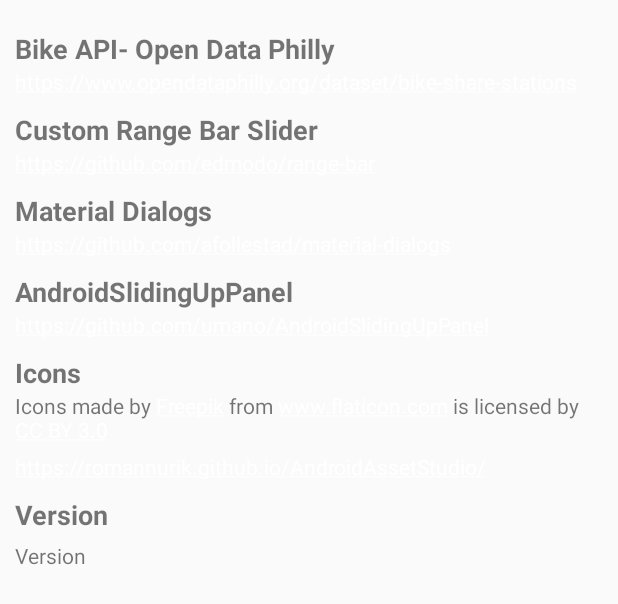
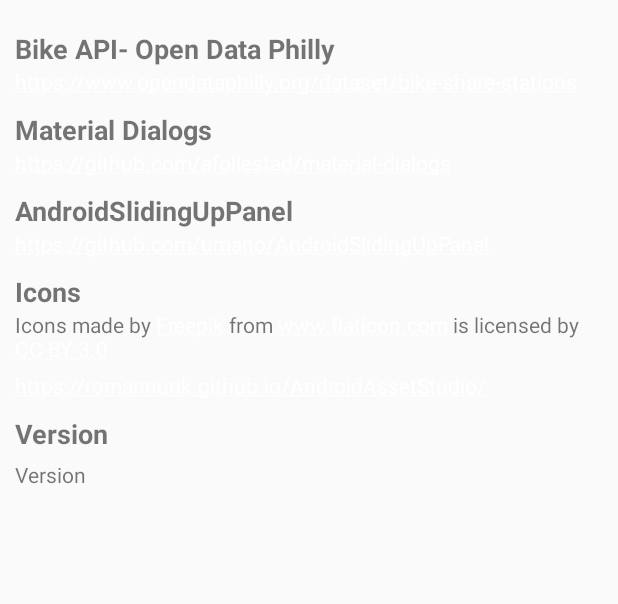
Before and after one commit to RahulRvR/SpotBikePhilly, an Android app: the layout layout_help.xml on its own in the app's theme, with its tools: preview values and no code run, on a phone screen of 412 x 824 dp. Shown: the top 604 px of the screen. Run offline under Robolectric (Android 15) with nearby library versions, the phone set to English and light mode, and no system bars.

Commit message:
removing range bar

```diff
--- a/app/src/main/java/com/rahulrvr/spotbikephl/MapsActivity.java
+++ b/app/src/main/java/com/rahulrvr/spotbikephl/MapsActivity.java
@@ -351,6 +351,8 @@
 
             if (distInMiles > DIST_CHECK) {
                 mCurrentLocation = philly;
+            } else {
+                mCurrentLocation = location;
             }
             setMapZoom();
         } else {
--- a/app/src/main/res/layout/activity_maps.xml
+++ b/app/src/main/res/layout/activity_maps.xml
@@ -33,7 +33,7 @@
 
     <RelativeLayout
         android:layout_width="match_parent"
-        android:layout_height="250dp"
+        android:layout_height="wrap_content"
         android:layout_gravity="bottom"
         android:padding="10dp"
         android:visibility="gone"
--- a/app/src/main/res/layout/layout_help.xml
+++ b/app/src/main/res/layout/layout_help.xml
@@ -13,20 +13,6 @@
 
     <TextView
         android:text="@string/bike_data_url"
-        android:autoLink="web"
-        android:layout_width="match_parent"
-        android:layout_height="wrap_content" />
-
-
-
-    <TextView
-        android:text="@string/range_bar"
-        style="@style/aboutHeader"
-        android:layout_width="match_parent"
-        android:layout_height="wrap_content" />
-
-    <TextView
-        android:text="@string/range_bar_url"
         android:autoLink="web"
         android:layout_width="match_parent"
         android:layout_height="wrap_content" />
--- a/app/src/main/res/values/strings.xml
+++ b/app/src/main/res/values/strings.xml
@@ -30,8 +30,6 @@
     <string name="typeface_roboto_thin">RobotoSlab-Thin</string>
     <string name="typeface_roboto_bold">RobotoSlab-Bold</string>
 
-    <string name="range_bar">Custom Range Bar Slider</string>
-    <string name="range_bar_url">https://github.com/edmodo/range-bar</string>
 
     <string name="icons">Icons</string>
     <string name="icons_attr"><div>Icons made by <a href="http://www.flaticon.com/authors/freepik" title="Freepik">Freepik</a> from <a href="http://www.flaticon.com" title="Flaticon">www.flaticon.com</a>             is licensed by <a href="http://creativecommons.org/licenses/by/3.0/" title="Creative Commons BY 3.0">CC BY 3.0</a></div></string>
@@ -46,8 +44,6 @@
     <string name="bike_data">Bike API- Open Data Philly</string>
     <string name="bike_data_url">https://www.opendataphilly.org/dataset/bike-share-stations</string>
 
-    <string name="roboto_text_view">Roboto Text View</string>
-    <string name="roboto_text_view_url">https://github.com/johnkil/Android-RobotoTextView"</string>
 
     <string name="version">Version</string>
     <string name="label_bikes">Bikes</string>
```
